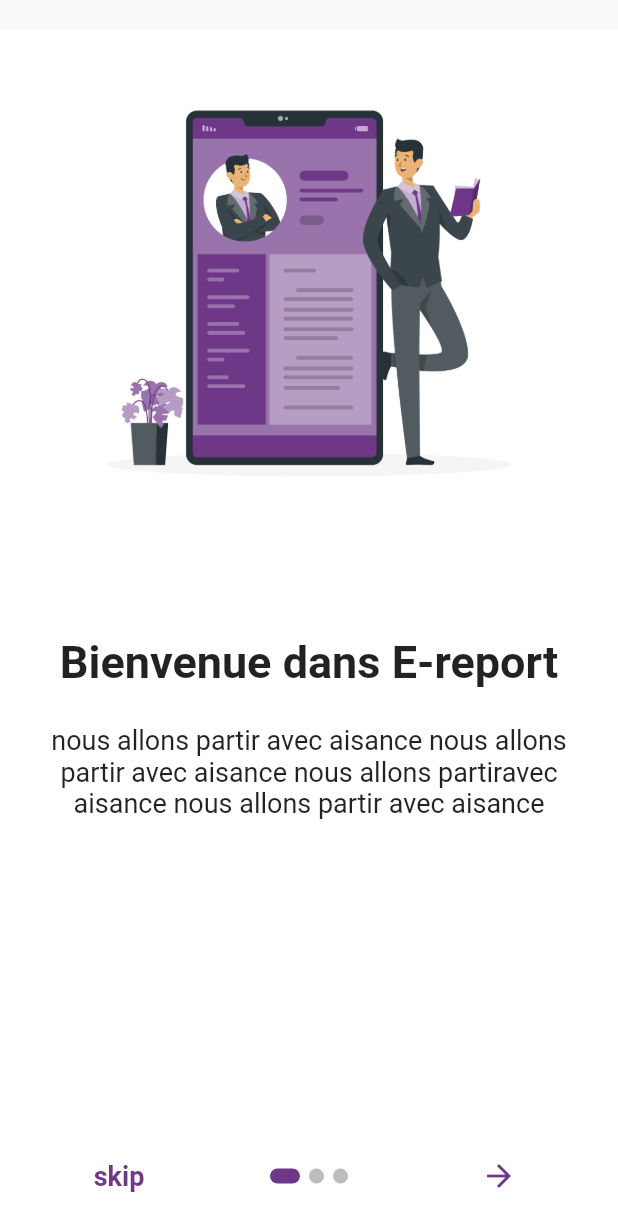
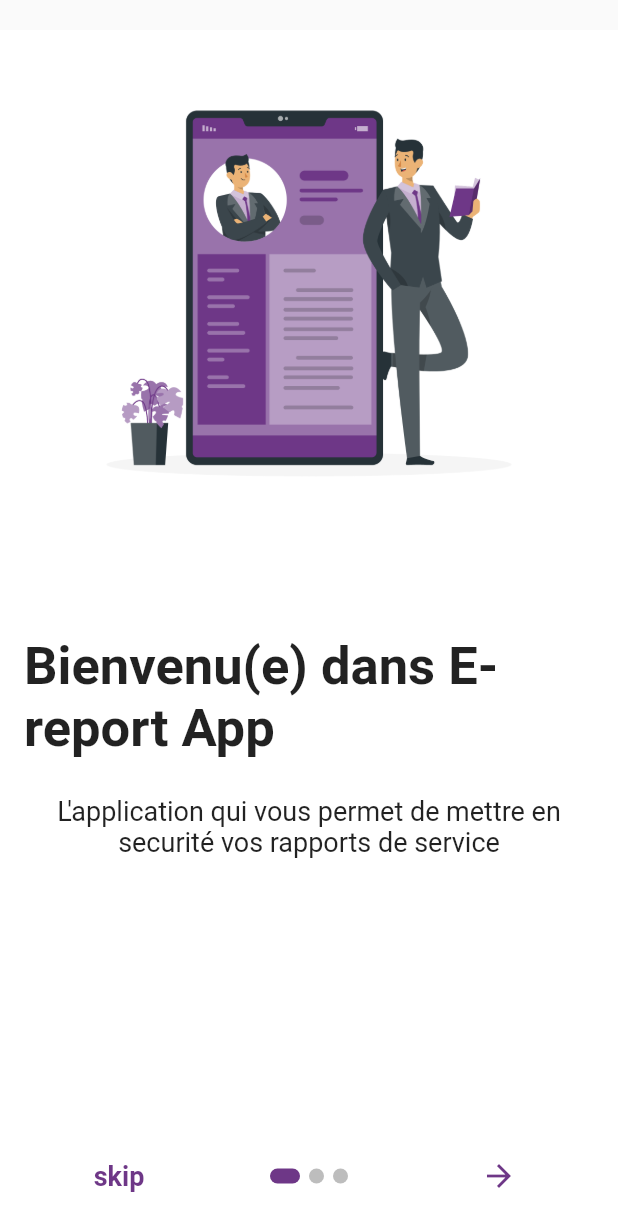
Before and after one commit to EmmaNsinga/firstprojectflutter, a Flutter app: the screen it shows after launch, on a phone screen of 412 x 824 dp. Shown: the top 1231 px of the screen. Run offline on Flutter 3.47's test engine with Material 2 defaults, Android fonts, the phone set to English and light mode, and no system bars; drawn by our look-alikes of introduction_screen.

Commit message:
page d'introduction

```diff
--- a/lib/main.dart
+++ b/lib/main.dart
@@ -1,6 +1,6 @@
 import 'package:flutter/material.dart';
 
-import 'accueilPage.dart';
+import 'pages/introPage.dart';
 
 void main() {
   runApp(const MyApp());
--- a/lib/accueilPage.dart
+++ b/lib/pages/introPage.dart
@@ -19,46 +19,46 @@ class _AccueilPageState extends State<AccueilPage> {
           scrollPhysics: BouncingScrollPhysics(),
           pages: [
             PageViewModel(
-                titleWidget: Text(
-                  "Bienvenue dans E-report",
+                titleWidget: const Text(
+                  "Bienvenu(e) dans E-report App",
                   style: TextStyle(
                     fontWeight: FontWeight.bold,
-                    fontSize: 30,
+                    fontSize: 35,
                     // color: Color.fromRGBO(158, 79, 194, 0)
                   ),
                 ),
                 body:
-                    "nous allons partir avec aisance nous allons partir avec aisance nous allons partiravec aisance nous allons partir avec aisance",
+                    "L'application qui vous permet de mettre en securité vos rapports de service",
                 image: Image.asset(
                   "assets/Personal site-rafiki.png",
                   height: 400,
                   width: 400,
                 )),
             PageViewModel(
-                titleWidget: Text(
-                  "e-report",
+                titleWidget: const Text(
+                  "E-report App",
                   style: TextStyle(
                     fontWeight: FontWeight.bold,
-                    fontSize: 30,
+                    fontSize: 35,
                   ),
                 ),
                 body:
-                    "nous allons partir avec aisance nous allons partir avec aisance nous allons partiravec aisance nous allons partir avec aisance",
+                    "E-report vous offre un espace convivial pour prendre vos notes en prédication sans en perdre le moindre detail ",
                 image: Image.asset(
                   "assets/Notebook-rafiki.png",
                   height: 400,
                   width: 400,
                 )),
             PageViewModel(
-                titleWidget: Text(
-                  "e-report",
+                titleWidget: const Text(
+                  "E-report App",
                   style: TextStyle(
                     fontWeight: FontWeight.bold,
-                    fontSize: 30,
+                    fontSize: 35,
                   ),
                 ),
                 body:
-                    "nous allons partir avec aisance nous allons partir avec aisance nous allons partiravec aisance nous allons partir avec aisance",
+                    "E-report vous permettra de remettre vos rapports de service dans le temps afin de contribuer à la bonne marche de l'organisation",
                 image: Image.asset(
                   "assets/Time management-rafiki.png",
                   height: 800,
@@ -68,18 +68,18 @@ class _AccueilPageState extends State<AccueilPage> {
           onDone: () {},
           onSkip: () {},
           showSkipButton: true,
-          skip: Text(
+          skip: const Text(
             "skip",
             style: TextStyle(
                 fontWeight: FontWeight.bold,
                 fontSize: 18,
                 color: Color.fromRGBO(110, 55, 135, 1)),
           ),
-          next: Icon(
+          next: const Icon(
             Icons.arrow_forward,
             color: Color.fromRGBO(110, 55, 135, 1),
           ),
-          done: Text(
+          done: const Text(
             "Done",
             style: TextStyle(
                 fontWeight: FontWeight.bold, fontSize: 18, color: Color.fromRGBO(110, 55, 135, 1)),
```
Also changed, not shown: lib/pages/inscriptionPage.dart (added).
